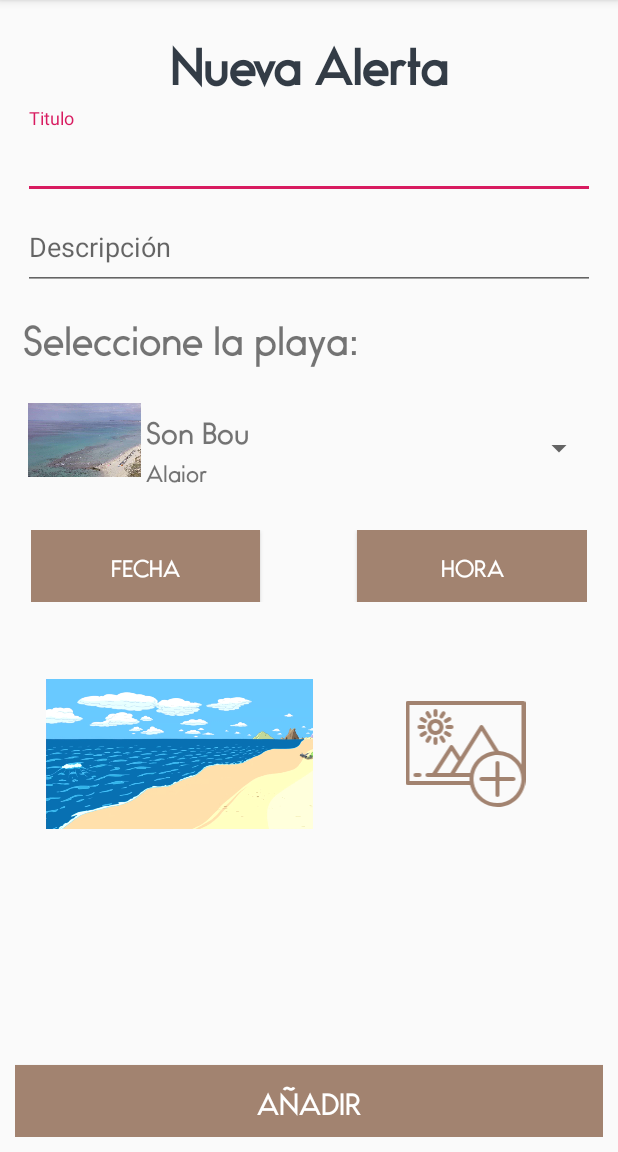
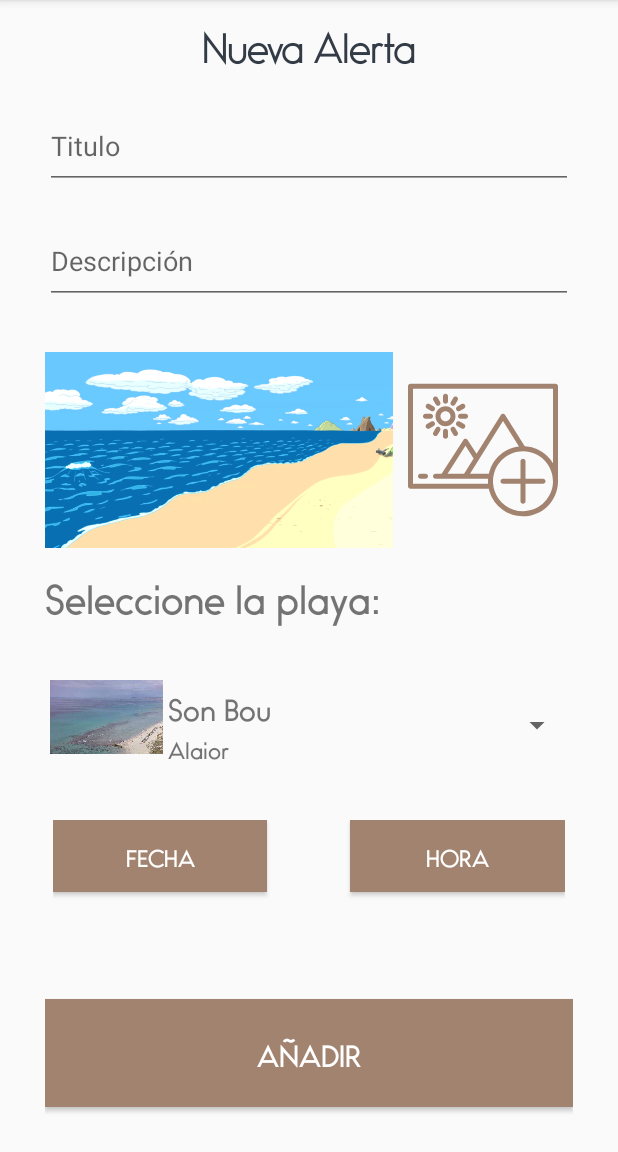
Before and after one commit to raulordas/savebeach, an Android app: the Nueva_Alerta screen opened directly, with no data from a screen before it, on a phone screen of 412 x 824 dp, the part 84-1236 px from its top. Run offline under Robolectric (Android 15) with nearby library versions, the phone set to English and light mode, and no system bars; our stand-ins replace Firebase (no records; nobody signed in at launch, a user with empty details on screens opened directly); pictures from the network do not load.

Commit message:
Update LayoutAlert

```diff
--- a/app/src/main/AndroidManifest.xml
+++ b/app/src/main/AndroidManifest.xml
@@ -35,8 +35,7 @@
         </activity>
         <activity android:name=".activities.SignUp_Activity" />
         <activity android:name=".activities.SignUp_Success_Activity" />
-        <activity android:name=".activities.User_Profile_Activity">
-        </activity>
+        <activity android:name=".activities.User_Profile_Activity" />
         <activity android:name=".activities.Beach_Detail" />
         <!--
              The API key for Google Maps-based APIs is defined as a string resource.
--- a/app/src/main/res/layout/activity_nueva__alerta.xml
+++ b/app/src/main/res/layout/activity_nueva__alerta.xml
@@ -1,35 +1,33 @@
 <?xml version="1.0" encoding="utf-8"?>
-<RelativeLayout xmlns:android="http://schemas.android.com/apk/res/android"
+<LinearLayout xmlns:android="http://schemas.android.com/apk/res/android"
     xmlns:app="http://schemas.android.com/apk/res-auto"
     xmlns:tools="http://schemas.android.com/tools"
     android:layout_width="match_parent"
     android:layout_height="match_parent"
-    android:padding="@dimen/PADDING_10"
+    android:focusableInTouchMode="true"
+    android:orientation="vertical"
+    android:paddingLeft="@dimen/PADDING_30"
+    android:paddingTop="@dimen/PADDING_10"
+    android:paddingRight="@dimen/PADDING_30"
+    android:weightSum="10"
     tools:context=".activities.Nueva_Alerta">
-
-    <LinearLayout
-        android:layout_width="match_parent"
-        android:layout_height="wrap_content"
-        android:layout_alignParentTop="true"
-        android:layout_centerHorizontal="true"
-        android:orientation="vertical"
-        android:padding="@dimen/PADDING_5">
 
     <TextView
         android:id="@+id/txtAnia"
         android:layout_width="match_parent"
         android:layout_height="wrap_content"
-            android:fontFamily="@font/bambino"
-            android:paddingBottom="@dimen/PADDING_5"
+        android:layout_weight="1"
+        android:fontFamily="@font/bambino_light"
         android:text="@string/nueva_alerta"
         android:textAlignment="center"
         android:textColor="@color/azulViento"
-            android:textSize="30sp"
-            android:textStyle="bold" />
+        android:textSize="24sp"
+        android:textStyle="normal|bold" />
 
     <android.support.design.widget.TextInputLayout
         android:layout_width="match_parent"
-            android:layout_height="wrap_content">
+        android:layout_height="wrap_content"
+        android:layout_weight="1">
 
         <android.support.design.widget.TextInputEditText
             android:id="@+id/txtTituloNA"
@@ -42,7 +40,8 @@
 
     <android.support.design.widget.TextInputLayout
         android:layout_width="match_parent"
-            android:layout_height="match_parent">
+        android:layout_height="wrap_content"
+        android:layout_weight="1">
 
         <android.support.design.widget.TextInputEditText
             android:id="@+id/txtDescripcionNA"
@@ -54,30 +53,50 @@
             android:paddingBottom="@dimen/PADDING_15" />
     </android.support.design.widget.TextInputLayout>
 
+    <LinearLayout
+        android:layout_width="match_parent"
+        android:layout_height="100dp"
+        android:layout_marginTop="@dimen/PADDING_15"
+        android:layout_weight="2"
+        android:orientation="horizontal">
+
+        <ImageView
+            android:id="@+id/imgAlerta"
+            android:layout_width="80dp"
+            android:layout_height="match_parent"
+            android:layout_weight="2"
+            app:srcCompat="@drawable/imagen_alertas_pruebas" />
+
+        <ImageView
+            android:id="@+id/imgBotonAniadir"
+            android:layout_width="wrap_content"
+            android:layout_height="match_parent"
+            android:layout_margin="@dimen/PADDING_10"
+            android:layout_weight="1"
+            app:srcCompat="@drawable/ic_add_image_icon" />
+
+    </LinearLayout>
+
     <TextView
         android:id="@+id/textView7"
         android:layout_width="match_parent"
         android:layout_height="wrap_content"
+        android:layout_weight="0.5"
         android:fontFamily="@font/bambino"
         android:paddingTop="@dimen/PADDING_10"
-            android:paddingBottom="20dp"
         android:text="@string/seleccione_la_playa"
         android:textSize="24sp" />
 
     <Spinner
         android:id="@+id/spPlayas"
         android:layout_width="match_parent"
-            android:layout_height="wrap_content" />
+        android:layout_height="100dp"
+        android:layout_weight="1" />
 
     <LinearLayout
         android:layout_width="match_parent"
-            android:layout_height="match_parent"
-            android:orientation="vertical"
-            android:paddingTop="@dimen/PADDING_15">
-
-            <LinearLayout
-                android:layout_width="match_parent"
-                android:layout_height="match_parent"
+        android:layout_height="wrap_content"
+        android:layout_weight="1"
         android:orientation="horizontal"
         android:padding="@dimen/PADDING_5">
 
@@ -111,9 +130,10 @@
 
     <LinearLayout
         android:layout_width="match_parent"
-                android:layout_height="match_parent"
+        android:layout_height="wrap_content"
+        android:layout_weight="1"
         android:orientation="horizontal"
-                android:padding="@dimen/PADDING3">
+        android:paddingBottom="@dimen/PADDING_10">
 
         <TextView
             android:id="@+id/txtMuestraFecha"
@@ -136,44 +156,18 @@
             android:fontFamily="@font/bambino"
             android:textAlignment="center" />
     </LinearLayout>
-        </LinearLayout>
-
-        <LinearLayout
-            android:layout_width="match_parent"
-            android:layout_height="100dp"
-            android:layout_marginTop="@dimen/PADDING_15"
-            android:orientation="horizontal">
-
-            <ImageView
-                android:id="@+id/imgAlerta"
-                android:layout_width="80dp"
-                android:layout_height="match_parent"
-                android:layout_weight="1"
-                app:srcCompat="@drawable/imagen_alertas_pruebas" />
-
-            <ImageView
-                android:id="@+id/imgBotonAniadir"
-                android:layout_width="wrap_content"
-                android:layout_height="match_parent"
-                android:layout_margin="@dimen/PADDING_10"
-                android:layout_weight="1"
-                app:srcCompat="@drawable/ic_add_image_icon" />
-
-        </LinearLayout>
-
-    </LinearLayout>
 
     <Button
         android:id="@+id/btnAniadirNA"
         android:layout_width="match_parent"
         android:layout_height="wrap_content"
-        android:layout_alignParentEnd="true"
-        android:layout_alignParentBottom="true"
-        android:layout_marginBottom="0dp"
+        android:layout_marginBottom="@dimen/PADDING_30"
+        android:layout_weight="1.5"
         android:background="@drawable/pressed_button_effect"
         android:fontFamily="@font/bambino"
         android:onClick="subir_Alerta"
         android:text="@string/a_adir"
         android:textColor="@color/blancoNieve"
         android:textSize="18sp" />
-</RelativeLayout>
+
+</LinearLayout>
```
Lines whose indentation alone changed are shown as unchanged.
